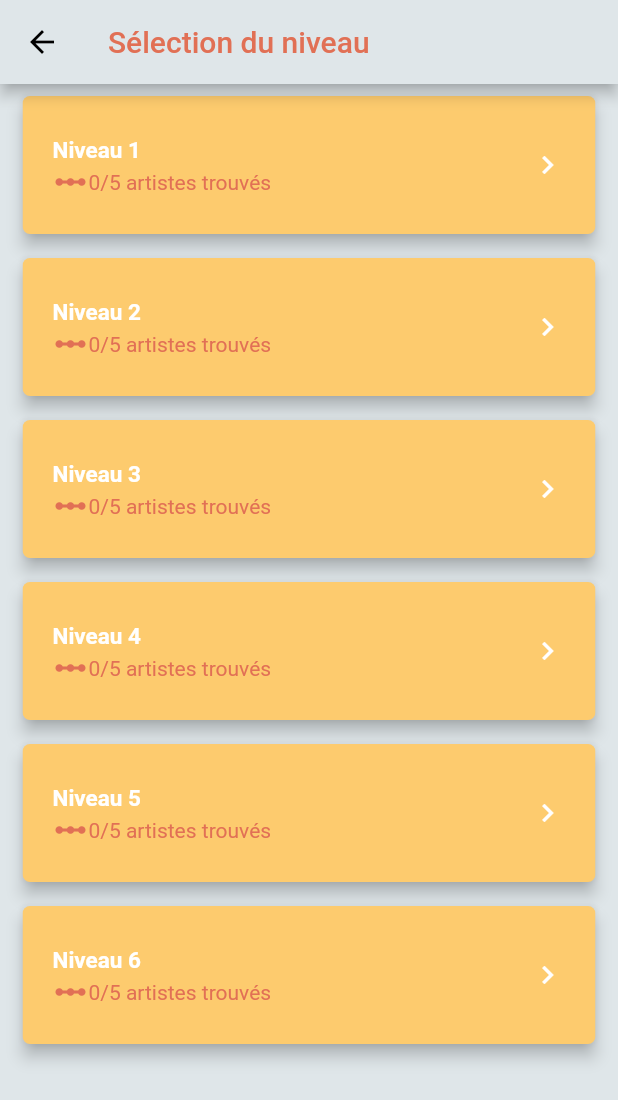
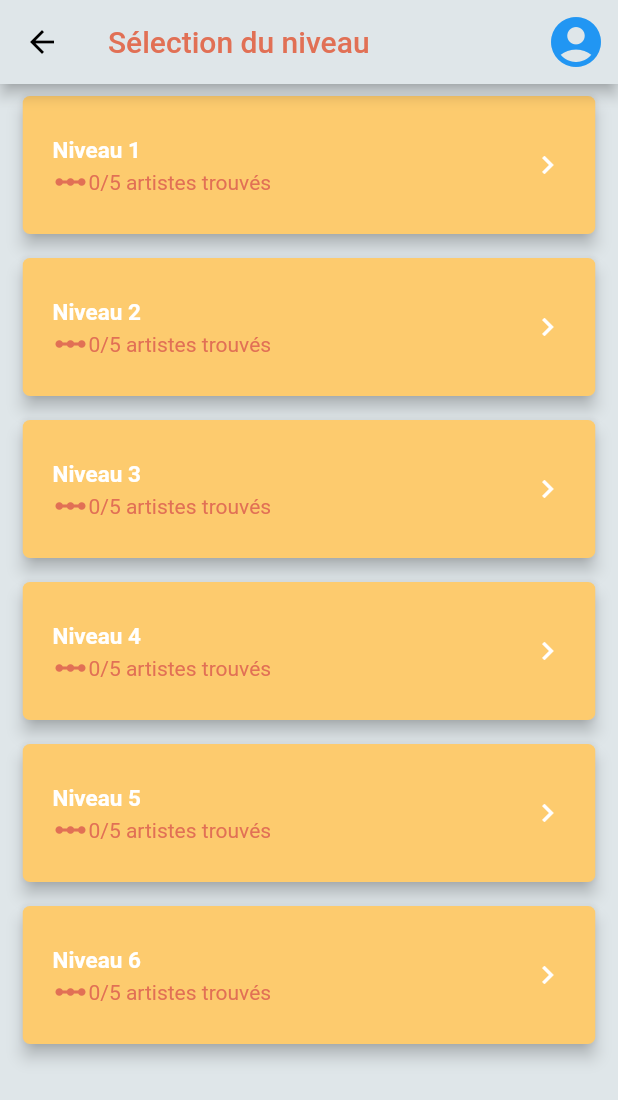
Before and after one commit to aurelienbouteiller/musika, a Flutter app: the SelectLevelPage screen opened directly, on a phone screen of 412 x 824 dp. Shown: the top 1100 px of the screen. Run offline on Flutter 3.47's test engine with Material 2 defaults, Android fonts, the phone set to English and light mode, and no system bars; our stand-ins replace audioplayers, firebase_auth, flare_flutter, font_awesome_flutter, google_sign_in; missing offline and left inert: flutter_facebook_login; accounts and stored records are empty.

```diff
--- a/lib/SelectLevelPage.dart
+++ b/lib/SelectLevelPage.dart
@@ -1,6 +1,7 @@
 import 'package:flutter/cupertino.dart';
 import 'package:flutter/material.dart';
 import 'package:musika/SelectArtistPage.dart';
+import 'package:musika/StatsPage.dart';
 import 'package:musika/model/Artist.dart';
 
 import 'Level.dart';
@@ -118,7 +119,18 @@ class _SelectLevelPageState extends State<SelectLevelPage> {
   Widget build(BuildContext context) {
     return Scaffold(
         appBar: AppBar(
-          actions: <Widget>[],
+          actions: <Widget>[
+            IconButton(
+              icon: const Icon(Icons.account_circle),
+              color: Colors.blue,
+              iconSize: 40,
+              tooltip: 'Show Snackbar',
+              onPressed: () {
+                Navigator.push(context,
+                    MaterialPageRoute(builder: (context) => StatsPage()));
+              },
+            ),
+          ],
           title: Text("Sélection du niveau",
               style: TextStyle(color: Theme.of(context).accentColor)),
           backgroundColor: Theme.of(context).backgroundColor,
```
Also changed, not shown: lib/SelectArtistPage.dart (+13 -0 lines), lib/StatsPage.dart (added, +25 -0 lines).
